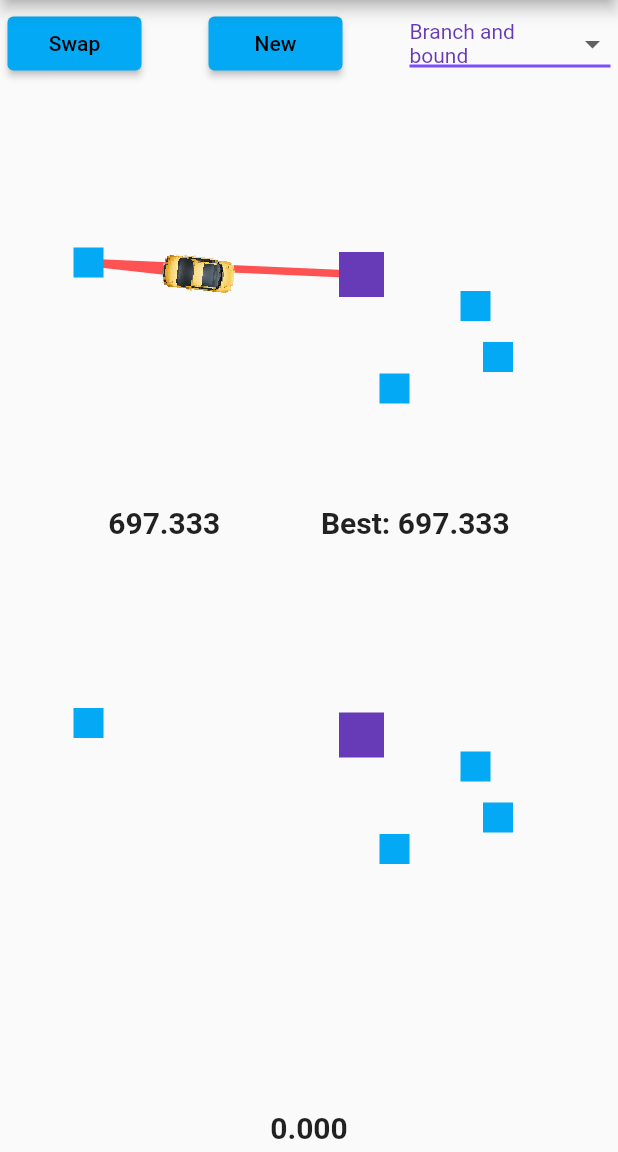
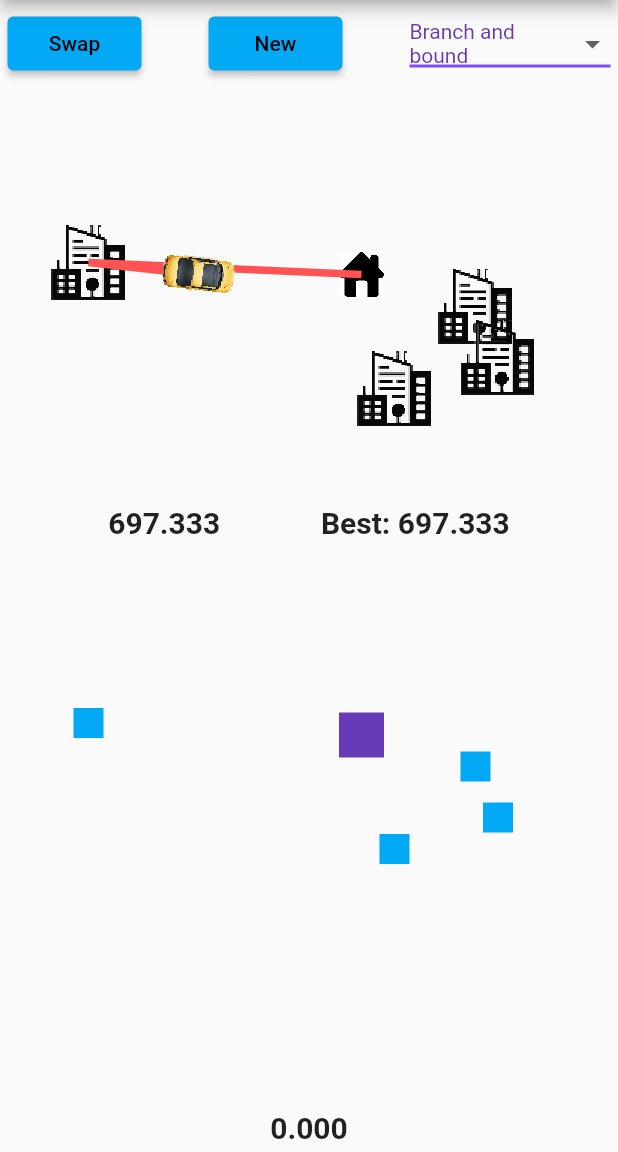
Before and after one commit to sn0rkmaiden/take_same_path, a Flutter app: the screen it shows after launch, after a tap on "New", on a phone screen of 412 x 824 dp, the part 84-1236 px from its top. Run offline on Flutter 3.47's test engine with Material 3 defaults, Android fonts, the light colour scheme and no system bars; missing offline and left inert: matrices.

Commit message:
added cities and home icons

```diff
--- a/lib/main.dart
+++ b/lib/main.dart
@@ -15,7 +15,7 @@ extension Swappable on List {
   }
 }
 
-void main() async{
+void main() {
   runApp(const MainApp());
 }
 
@@ -48,7 +48,6 @@ class MyHomePage extends StatefulWidget {
 class _MyHomePageState extends State<MyHomePage>
     with SingleTickerProviderStateMixin {
   var _nodes = <Offset>[];
-  var _edges = <Offset>[];
   int canvasWidth = 0;
   int canvasHeight = 0;
   int screenWidth = 0;
@@ -66,6 +65,7 @@ class _MyHomePageState extends State<MyHomePage>
   Offset tappedPoint = Offset.infinite;
   List<Offset> tappedPoints = [];
   String dropdownValue = methods.first;
+  late List<ui.Image> _backgroundImages;
   late Future<ui.Image> _imageFuture;
 
   @override
@@ -88,8 +88,17 @@ class _MyHomePageState extends State<MyHomePage>
           _progress = animation.value;
         });
       });
+    _imageFuture = _loadImage("assets/images/turtle.png");
+    _asyncInit();
+  }
 
-    _imageFuture = _loadImage("assets/images/car.png");
+  Future<void> _asyncInit() async {
+    final imageNames = ["assets/images/car.png", "assets/images/city.png", "assets/images/home.png"];
+    final futures = [for (final name in imageNames) _loadImage(name)];
+    final images = await Future.wait(futures);
+    setState(() {
+      _backgroundImages = images;
+    });
   }
 
   @override
@@ -273,7 +282,6 @@ class _MyHomePageState extends State<MyHomePage>
                                   if (dropdownValue == methods[1]) {
                                     nodes = ga(10, 100);
                                   }
-                                  print("Solving using $dropdownValue");
                                   _nodes = nodes;
                                   calculateDistance(_nodes);
                                   tappedPoints = [_nodes.first];
@@ -314,7 +322,7 @@ class _MyHomePageState extends State<MyHomePage>
                               child: Column(
                                 children: [
                                   CustomPaint(
-                                    painter: MyPainter(_nodes, _progress, snapshot.data),
+                                    painter: MyPainter(_nodes, _progress, _backgroundImages[0], _backgroundImages[1], _backgroundImages[2]),
                                     size: Size(canvasWidth.toDouble(),
                                         canvasHeight.toDouble()),
                                   ),
@@ -395,12 +403,14 @@ class _MyHomePageState extends State<MyHomePage>
 }
 
 class MyPainter extends CustomPainter {
-  ui.Image? image;
+  ui.Image? imageCar;
+  ui.Image? imageCity;
+  ui.Image? imageHome;
   var _nodes = <Offset>[];
   final double _progress;
   double angle = 0;
 
-  MyPainter(nodes, this._progress, [this.image]) {
+  MyPainter(nodes, this._progress, this.imageCar, this.imageCity, this.imageHome) {
     _nodes = nodes;
   }
 
@@ -425,31 +435,52 @@ class MyPainter extends CustomPainter {
       Path extracted =
           pathMetric.extractPath(0.0, pathMetric.length * _progress);
 
-      canvas.drawPath(extracted, edgesPaint);
-
-      if (image != null) {
-        double cx = pos!.position.dx;
-        double cy = pos.position.dy;
-        Offset location =
-            Offset(cx - image!.width / 2, cy - image!.height / 2);
+      if (imageCity != null){
         canvas.save();
-        rotateImage(canvas: canvas, cx: cx, cy: cy, angle: pi / 2 - pos.angle);
-        canvas.drawImage(image!, location, edgesPaint);
+        for (int i = 0; i < _nodes.sublist(1).length; i++){
+          canvas.drawImage(imageCity!, Offset(_nodes.sublist(1)[i].dx - imageCity!.width / 2, _nodes.sublist(1)[i].dy - imageCity!.height / 2), nodesPaint);
+        }
         canvas.restore();
       }
+      else{
+      canvas.drawPoints(
+        ui.PointMode.points,
+        _nodes.sublist(1),
+        nodesPaint
+          ..strokeWidth = 20
+          ..color = Colors.lightBlue);
+      }
 
-      canvas.drawPoints(
+      /*canvas.drawPoints(
           ui.PointMode.points,
           [_nodes[0]],
           nodesPaint
             ..strokeWidth = 30
-            ..color = Colors.deepPurple);
-      canvas.drawPoints(
-          ui.PointMode.points,
-          _nodes.sublist(1),
-          nodesPaint
-            ..strokeWidth = 20
-            ..color = Colors.lightBlue);
+            ..color = Colors.deepPurple);*/
+
+      // canvas.drawImage(imageHome!, Offset(_nodes[0].dx - imageHome!.width / 2, _nodes[0].dy - imageHome!.height / 2), nodesPaint);
+
+      final Size targetSize = new Size(100.0, 100.0);
+      final ui.Rect rect = Offset(_nodes[0].dx - imageHome!.width / 4, _nodes[0].dy - imageHome!.height / 4) & new Size(100.0, 100.0);
+      final Size imageSize = new Size(200.0, 200.0);
+      FittedSizes sizes = applyBoxFit(BoxFit.fill, imageSize, targetSize);
+      final Rect inputSubrect = Alignment.center.inscribe(sizes.source, Offset.zero & imageSize);
+      final Rect outputSubrect = Alignment.center.inscribe(sizes.destination, rect);
+
+      canvas.drawImageRect(imageHome!, inputSubrect, outputSubrect, nodesPaint);
+
+      canvas.drawPath(extracted, edgesPaint);
+
+      if (imageCar != null) {
+        double cx = pos!.position.dx;
+        double cy = pos.position.dy;
+        Offset location =
+            Offset(cx - imageCar!.width / 2, cy - imageCar!.height / 2);
+        canvas.save();
+        rotateImage(canvas: canvas, cx: cx, cy: cy, angle: pi / 2 - pos.angle);
+        canvas.drawImage(imageCar!, location, edgesPaint);
+        canvas.restore();
+      }
     }
   }
 
```
Also changed, not shown: assets/images/city.png (added), assets/images/home.png (added).
